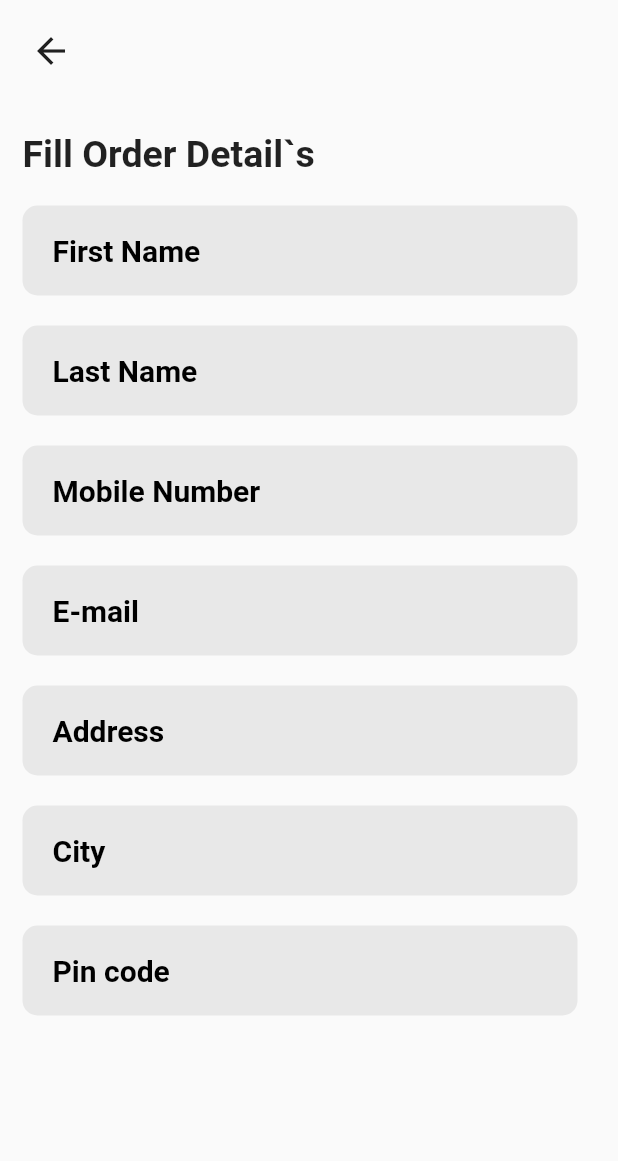
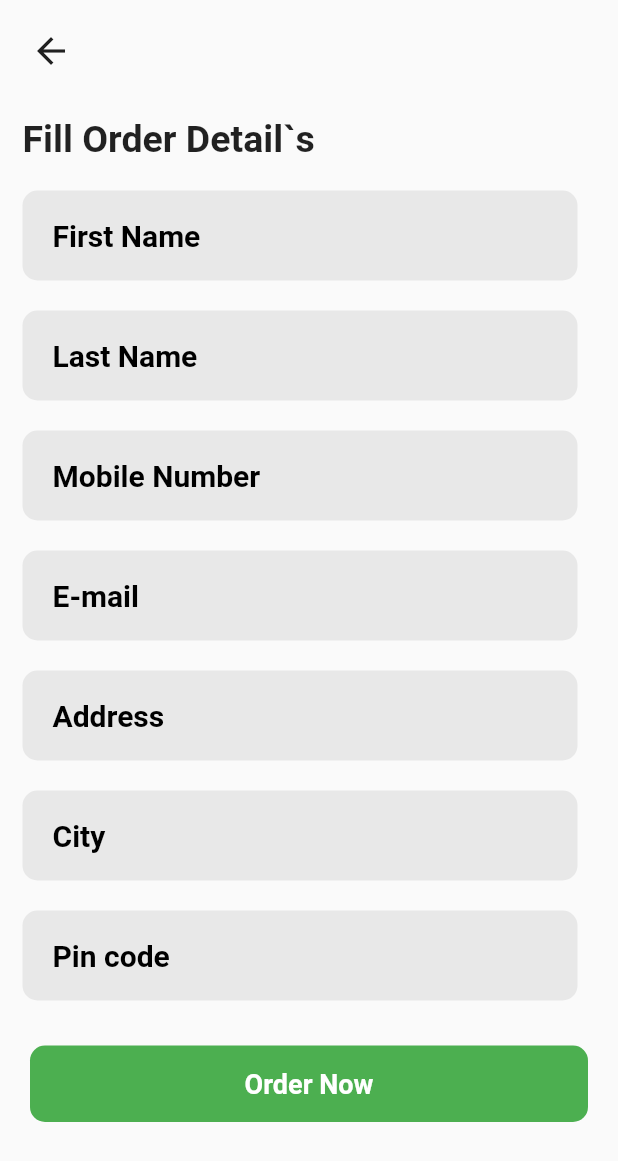
Before and after one commit to umangghoghari24/Grocery, a Flutter app: the orderpage screen opened by its route, on a phone screen of 412 x 824 dp. Shown: the top 1161 px of the screen. Run offline on Flutter 3.47's test engine with Material 2 defaults, Android fonts, the phone set to English and light mode, and no system bars; our stand-ins replace curved_navigation_bar, sliding_sheet; network calls fail.

Commit message:
Grocery_App

```diff
--- a/lib/CategoriesWidget.dart
+++ b/lib/CategoriesWidget.dart
@@ -4,7 +4,8 @@ class CategoriesWidget extends StatelessWidget {
 
   @override
   Widget build(BuildContext context) {
-    return Column(
+    return
+      Column(
       children: [
         Padding(padding: EdgeInsets.only(left: 10,right: 10,bottom: 10),
         child: Row(
@@ -64,7 +65,6 @@ class CategoriesWidget extends StatelessWidget {
             ],
           ),
         ),
-
       ],
     );
   }
--- a/lib/orderpage.dart
+++ b/lib/orderpage.dart
@@ -22,7 +22,7 @@ class orderpage extends StatelessWidget {
             crossAxisAlignment: CrossAxisAlignment.start,
             children: [
               Container(
-                margin: EdgeInsets.only(left: 15,top: 20),
+                margin: EdgeInsets.only(left: 15,top: 10),
                 alignment: Alignment.centerLeft,
                 child: Text('Fill Order Detail`s',style: TextStyle(
                   fontSize: 25,
@@ -169,7 +169,24 @@ class orderpage extends StatelessWidget {
                   ),
                 ),
               ),
-              SizedBox(height: 50,),
+              SizedBox(height: 30,),
+              InkWell(
+                onTap: () {},
+                child: Container(
+                  alignment: Alignment.center,
+                  padding: EdgeInsets.symmetric(vertical: 15,horizontal: 20),
+                  margin: EdgeInsets.symmetric(horizontal: 20),
+                  decoration: BoxDecoration(
+                    color: Colors.green,
+                    borderRadius: BorderRadius.circular(10),
+                  ),
+                  child: Text('Order Now',style: TextStyle(
+                    color: Colors.white,
+                    fontWeight: FontWeight.bold,
+                    fontSize: 18
+                  ),),
+                ),
+              )
             ],
           )
         ],
```
